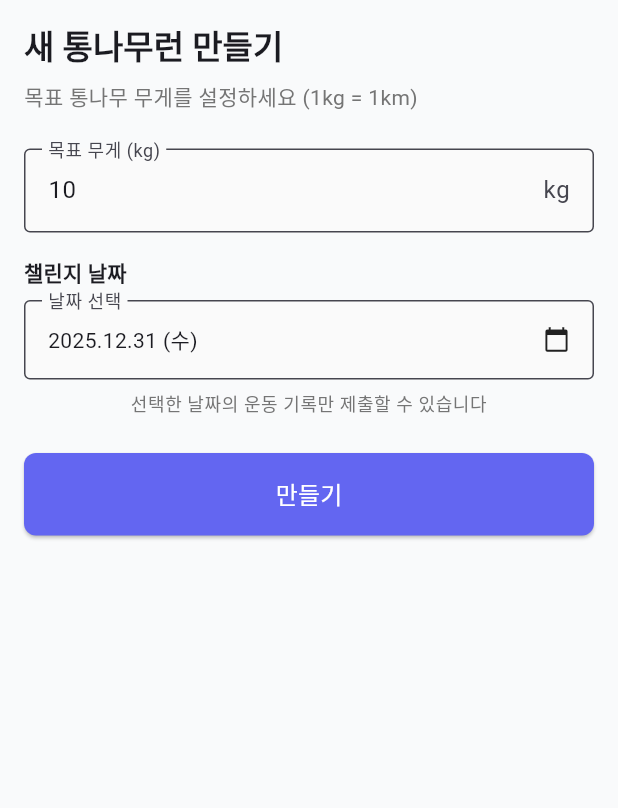
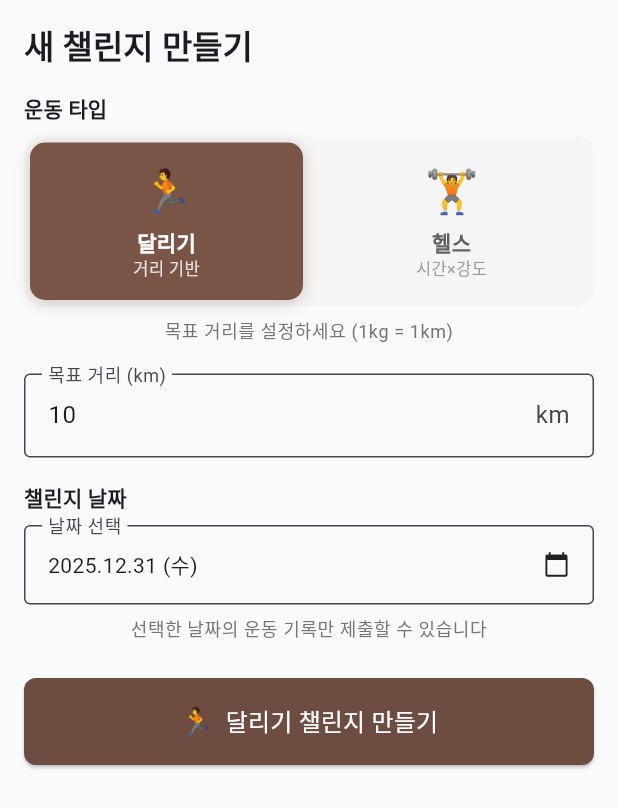
Before and after one commit to lppresident/co-workfit, a Flutter app: the CreateChallengeBottomSheet widget shown alone on an empty page, opened directly with empty values, on a phone screen of 412 x 824 dp. Shown: the top 808 px of the screen. Run offline on Flutter 3.47's test engine with Material 3 defaults, Android fonts, the phone set to English and light mode, and no system bars; our stand-ins replace app_links, bloc, cloud_firestore, dartz, equatable, firebase_auth and 8 more; missing offline and left inert: health; accounts and stored records are empty; network calls fail.

Commit message:
feat: 챌린지 생성 시 운동 타입(달리기/헬스) 선택 기능 추가 (#70)
챌린지 생성 UI:
- 운동 타입 선택기 추가 (달리기/헬스)
- 타입별 목표 입력 라벨 변경 (km/점)
- 타입별 버튼 색상 구분 (갈색/청회색)

데이터 모델:
- ChallengeType enum 생성 (WorkoutType 충돌 방지)
- LogRunChallengeEntity에 challengeType 필드 추가
- Firestore 호환성 유지 (workoutType 필드도 읽기 가능)

전체 스택:
- Entity → Model → Repository → UseCase → Bloc 업데이트
- 타입별 디스플레이 헬퍼 메서드 추가

```diff
--- a/lib/features/log_run/data/datasources/firestore_log_run_datasource.dart
+++ b/lib/features/log_run/data/datasources/firestore_log_run_datasource.dart
@@ -2,6 +2,7 @@ import 'package:cloud_firestore/cloud_firestore.dart';
 import 'package:co_workfit/features/log_run/data/models/log_run_challenge_model.dart';
 import 'package:co_workfit/features/log_run/data/models/log_run_contribution_model.dart';
 import 'package:co_workfit/features/log_run/domain/entities/log_run_challenge_entity.dart';
+import 'package:co_workfit/features/log_run/domain/entities/workout_type.dart';
 import 'package:co_workfit/features/log_run/domain/utils/invite_code_generator.dart';
 import 'package:co_workfit/features/workout/domain/entities/workout_entity.dart';
 import 'package:co_workfit/core/utils/logger.dart';
@@ -20,6 +21,7 @@ class FirestoreLogRunDataSource {
     required double targetWeight,
     required DateTime challengeDate,
     int? maxParticipants,
+    ChallengeType challengeType = ChallengeType.running,
   }) async {
     final now = DateTime.now();
     final challengeRef = firestore.collection(_challengesCollection).doc();
@@ -53,6 +55,7 @@ class FirestoreLogRunDataSource {
     await challengeRef.set({
       'createdBy': userId,
       'creatorNickname': userNickname,
+      'challengeType': challengeType.toFirestore(),
       'targetWeight': targetWeight,
       'targetDistance': targetWeight,
       'currentDistance': 0.0,
--- a/lib/features/log_run/data/repositories/log_run_repository_impl.dart
+++ b/lib/features/log_run/data/repositories/log_run_repository_impl.dart
@@ -3,6 +3,7 @@ import 'package:co_workfit/core/error/failures.dart';
 import 'package:co_workfit/core/utils/logger.dart';
 import 'package:co_workfit/features/log_run/domain/entities/log_run_challenge_entity.dart';
 import 'package:co_workfit/features/log_run/domain/entities/log_run_contribution_entity.dart';
+import 'package:co_workfit/features/log_run/domain/entities/workout_type.dart';
 import 'package:co_workfit/features/log_run/domain/repositories/log_run_repository.dart';
 import 'package:co_workfit/features/log_run/data/datasources/firestore_log_run_datasource.dart';
 
@@ -17,6 +18,7 @@ class LogRunRepositoryImpl implements LogRunRepository {
     required double targetWeight,
     required DateTime challengeDate,
     int? maxParticipants,
+    ChallengeType challengeType = ChallengeType.running,
   }) async {
     try {
       final challenge = await dataSource.createChallenge(
@@ -25,6 +27,7 @@ class LogRunRepositoryImpl implements LogRunRepository {
         targetWeight: targetWeight,
         challengeDate: challengeDate,
         maxParticipants: maxParticipants,
+        challengeType: challengeType,
       );
       return Right(challenge);
     } catch (e) {
--- a/lib/features/log_run/domain/entities/log_run_challenge_entity.dart
+++ b/lib/features/log_run/domain/entities/log_run_challenge_entity.dart
@@ -11,8 +11,8 @@ class LogRunChallengeEntity extends Equatable {
   /// 생성자 ID (userId)
   final String createdBy;
 
-  /// 운동 타입 (달리기 or 헬스)
-  final WorkoutType workoutType;
+  /// 챌린지 운동 타입 (달리기 or 헬스)
+  final ChallengeType challengeType;
 
   /// 목표 통나무 무게 (kg) / 헬스 목표 점수
   final double targetWeight;
@@ -62,7 +62,7 @@ class LogRunChallengeEntity extends Equatable {
   const LogRunChallengeEntity({
     required this.id,
     required this.createdBy,
-    this.workoutType = WorkoutType.running,
+    this.challengeType = ChallengeType.running,
     required this.targetWeight,
     required this.targetDistance,
     required this.currentDistance,
@@ -127,22 +127,22 @@ class LogRunChallengeEntity extends Equatable {
   }
 
   /// 달리기 챌린지인지 확인
-  bool get isRunning => workoutType == WorkoutType.running;
+  bool get isRunning => challengeType == ChallengeType.running;
 
   /// 헬스 챌린지인지 확인
-  bool get isStrengthTraining => workoutType == WorkoutType.strengthTraining;
+  bool get isStrengthTraining => challengeType == ChallengeType.strengthTraining;
 
   /// 목표 단위 표시 (km or 점)
-  String get targetUnitDisplay => '${targetWeight.toStringAsFixed(0)}${workoutType.unitName}';
+  String get targetUnitDisplay => '${targetWeight.toStringAsFixed(0)}${challengeType.unitName}';
 
   /// 현재 진행 단위 표시
-  String get currentUnitDisplay => '${currentDistance.toStringAsFixed(1)}${workoutType.unitName}';
+  String get currentUnitDisplay => '${currentDistance.toStringAsFixed(1)}${challengeType.unitName}';
 
   @override
   List<Object?> get props => [
         id,
         createdBy,
-        workoutType,
+        challengeType,
         targetWeight,
         targetDistance,
         currentDistance,
--- a/lib/features/log_run/domain/repositories/log_run_repository.dart
+++ b/lib/features/log_run/domain/repositories/log_run_repository.dart
@@ -2,6 +2,7 @@ import 'package:dartz/dartz.dart';
 import 'package:co_workfit/core/error/failures.dart';
 import 'package:co_workfit/features/log_run/domain/entities/log_run_challenge_entity.dart';
 import 'package:co_workfit/features/log_run/domain/entities/log_run_contribution_entity.dart';
+import 'package:co_workfit/features/log_run/domain/entities/workout_type.dart';
 
 /// 통나무런 Repository 인터페이스
 abstract class LogRunRepository {
@@ -12,6 +13,7 @@ abstract class LogRunRepository {
     required double targetWeight,
     required DateTime challengeDate,
     int? maxParticipants,
+    ChallengeType challengeType = ChallengeType.running,
   });
 
   /// 챌린지 참가
--- a/lib/features/log_run/domain/usecases/create_log_run_challenge.dart
+++ b/lib/features/log_run/domain/usecases/create_log_run_challenge.dart
@@ -2,6 +2,7 @@ import 'package:dartz/dartz.dart';
 import 'package:co_workfit/core/error/failures.dart';
 import 'package:co_workfit/core/usecases/usecase.dart';
 import 'package:co_workfit/features/log_run/domain/entities/log_run_challenge_entity.dart';
+import 'package:co_workfit/features/log_run/domain/entities/workout_type.dart';
 import 'package:co_workfit/features/log_run/domain/repositories/log_run_repository.dart';
 
 /// 통나무런 챌린지 생성 UseCase
@@ -18,6 +19,7 @@ class CreateLogRunChallenge implements UseCase<LogRunChallengeEntity, CreateChal
       targetWeight: params.targetWeight,
       challengeDate: params.challengeDate,
       maxParticipants: params.maxParticipants,
+      challengeType: params.challengeType,
     );
   }
 }
@@ -28,6 +30,7 @@ class CreateChallengeParams {
   final double targetWeight;
   final DateTime challengeDate;
   final int? maxParticipants;
+  final ChallengeType challengeType;
 
   CreateChallengeParams({
     required this.userId,
@@ -35,5 +38,6 @@ class CreateChallengeParams {
     required this.targetWeight,
     required this.challengeDate,
     this.maxParticipants,
+    this.challengeType = ChallengeType.running,
   });
 }
--- a/lib/features/log_run/presentation/bloc/log_run_bloc.dart
+++ b/lib/features/log_run/presentation/bloc/log_run_bloc.dart
@@ -6,6 +6,7 @@ import 'package:co_workfit/features/log_run/presentation/bloc/log_run_event.dart
 import 'package:co_workfit/features/log_run/presentation/bloc/log_run_state.dart';
 import 'package:co_workfit/features/log_run/domain/entities/log_run_challenge_entity.dart';
 import 'package:co_workfit/features/log_run/domain/entities/log_run_contribution_entity.dart';
+import 'package:co_workfit/features/log_run/domain/entities/workout_type.dart';
 import 'package:co_workfit/features/log_run/domain/usecases/create_log_run_challenge.dart';
 import 'package:co_workfit/features/log_run/domain/usecases/join_log_run_challenge.dart';
 import 'package:co_workfit/features/log_run/domain/usecases/join_challenge_by_invite_code.dart';
@@ -105,13 +106,14 @@ class LogRunBloc extends Bloc<LogRunEvent, LogRunState> {
         targetWeight: event.targetWeight,
         challengeDate: event.challengeDate,
         maxParticipants: event.maxParticipants,
+        challengeType: event.challengeType,
       ),
     );
 
     result.fold(
       (failure) => emit(LogRunError(failure.toString())),
       (challenge) {
-        AppLogger.info('LogRunBloc', 'Challenge created: ${challenge.id}');
+        AppLogger.info('LogRunBloc', 'Challenge created: ${challenge.id}, type: ${event.challengeType.displayName}');
         emit(ChallengeCreated(challenge));
       },
     );
--- a/lib/features/log_run/presentation/bloc/log_run_event.dart
+++ b/lib/features/log_run/presentation/bloc/log_run_event.dart
@@ -1,3 +1,4 @@
+import 'package:co_workfit/features/log_run/domain/entities/workout_type.dart';
 import 'package:equatable/equatable.dart';
 
 /// 통나무런 BLoC 이벤트
@@ -25,6 +26,7 @@ class CreateChallenge extends LogRunEvent {
   final double targetWeight;
   final DateTime challengeDate;
   final int? maxParticipants;
+  final ChallengeType challengeType;
 
   const CreateChallenge({
     required this.userId,
@@ -32,6 +34,7 @@ class CreateChallenge extends LogRunEvent {
     required this.targetWeight,
     required this.challengeDate,
     this.maxParticipants,
+    this.challengeType = ChallengeType.running,
   });
 
   @override
@@ -41,6 +44,7 @@ class CreateChallenge extends LogRunEvent {
         targetWeight,
         challengeDate,
         maxParticipants,
+        challengeType,
       ];
 }
 
--- a/lib/features/log_run/presentation/pages/log_run_page.dart
+++ b/lib/features/log_run/presentation/pages/log_run_page.dart
@@ -76,7 +76,7 @@ class _LogRunPageState extends BasePageState<LogRunPage> {
         borderRadius: BorderRadius.vertical(top: Radius.circular(20)),
       ),
       builder: (bottomSheetContext) => CreateChallengeBottomSheet(
-        onCreate: (targetWeight, challengeDate, maxParticipants) {
+        onCreate: (targetWeight, challengeDate, maxParticipants, challengeType) {
           final authState = authBloc.state;
           if (authState is Authenticated) {
             logRunBloc.add(
@@ -86,6 +86,7 @@ class _LogRunPageState extends BasePageState<LogRunPage> {
                 targetWeight: targetWeight,
                 challengeDate: challengeDate,
                 maxParticipants: maxParticipants,
+                challengeType: challengeType,
               ),
             );
           }
--- a/lib/features/log_run/presentation/widgets/create_challenge_bottom_sheet.dart
+++ b/lib/features/log_run/presentation/widgets/create_challenge_bottom_sheet.dart
@@ -1,8 +1,9 @@
+import 'package:co_workfit/features/log_run/domain/entities/workout_type.dart';
 import 'package:flutter/material.dart';
 import 'package:intl/intl.dart';
 
 class CreateChallengeBottomSheet extends StatefulWidget {
-  final Function(double targetWeight, DateTime challengeDate, int? maxParticipants) onCreate;
+  final Function(double targetWeight, DateTime challengeDate, int? maxParticipants, ChallengeType challengeType) onCreate;
 
   const CreateChallengeBottomSheet({super.key, required this.onCreate});
 
@@ -14,6 +15,7 @@ class _CreateChallengeBottomSheetState extends State<CreateChallengeBottomSheet>
   final _formKey = GlobalKey<FormState>();
   double _targetWeight = 10.0;
   late DateTime _challengeDate;
+  ChallengeType _challengeType = ChallengeType.running;
   final DateFormat _dateFormat = DateFormat('yyyy.MM.dd (E)', 'ko');
 
   @override
@@ -37,6 +39,24 @@ class _CreateChallengeBottomSheetState extends State<CreateChallengeBottomSheet>
     }
   }
 
+  String get _targetLabel {
+    return _challengeType == ChallengeType.running ? '목표 거리 (km)' : '목표 점수';
+  }
+
+  String get _targetSuffix {
+    return _challengeType == ChallengeType.running ? 'km' : '점';
+  }
+
+  String get _description {
+    return _challengeType == ChallengeType.running
+        ? '목표 거리를 설정하세요 (1kg = 1km)'
+        : '목표 점수를 설정하세요 (시간 × 강도)';
+  }
+
+  double get _maxTarget {
+    return _challengeType == ChallengeType.running ? 100.0 : 1000.0;
+  }
+
   @override
   Widget build(BuildContext context) {
     return Padding(
@@ -53,21 +73,44 @@ class _CreateChallengeBottomSheetState extends State<CreateChallengeBottomSheet>
             mainAxisSize: MainAxisSize.min,
             crossAxisAlignment: CrossAxisAlignment.stretch,
             children: [
-              Text('새 통나무런 만들기', style: Theme.of(context).textTheme.titleLarge?.copyWith(fontWeight: FontWeight.bold)),
+              Text(
+                '새 챌린지 만들기',
+                style: Theme.of(context).textTheme.titleLarge?.copyWith(fontWeight: FontWeight.bold),
+              ),
+              const SizedBox(height: 16),
+
+              // 운동 타입 선택
+              Text(
+                '운동 타입',
+                style: Theme.of(context).textTheme.titleSmall?.copyWith(fontWeight: FontWeight.bold),
+              ),
               const SizedBox(height: 8),
-              Text('목표 통나무 무게를 설정하세요 (1kg = 1km)', style: Theme.of(context).textTheme.bodyMedium?.copyWith(color: Colors.grey[600])),
-              const SizedBox(height: 24),
+              _buildChallengeTypeSelector(),
+              const SizedBox(height: 8),
+              Text(
+                _description,
+                style: Theme.of(context).textTheme.bodySmall?.copyWith(color: Colors.grey[600]),
+                textAlign: TextAlign.center,
+              ),
+              const SizedBox(height: 20),
 
-              // 목표 무게 입력
+              // 목표 입력
               TextFormField(
-                decoration: const InputDecoration(labelText: '목표 무게 (kg)', border: OutlineInputBorder(), suffixText: 'kg'),
+                key: ValueKey(_challengeType), // 운동 타입 변경시 리빌드
+                decoration: InputDecoration(
+                  labelText: _targetLabel,
+                  border: const OutlineInputBorder(),
+                  suffixText: _targetSuffix,
+                ),
                 keyboardType: TextInputType.number,
-                initialValue: '10',
+                initialValue: _challengeType == ChallengeType.running ? '10' : '100',
                 validator: (value) {
-                  if (value == null || value.isEmpty) return '목표 무게를 입력하세요';
-                  final weight = double.tryParse(value);
-                  if (weight == null || weight <= 0) return '올바른 숫자를 입력하세요';
-                  if (weight > 100) return '목표 무게는 100kg 이하로 설정하세요';
+                  if (value == null || value.isEmpty) return '목표를 입력하세요';
+                  final target = double.tryParse(value);
+                  if (target == null || target <= 0) return '올바른 숫자를 입력하세요';
+                  if (target > _maxTarget) {
+                    return '목표는 ${_maxTarget.toStringAsFixed(0)} 이하로 설정하세요';
+                  }
                   return null;
                 },
                 onSaved: (value) => _targetWeight = double.parse(value!),
@@ -75,7 +118,10 @@ class _CreateChallengeBottomSheetState extends State<CreateChallengeBottomSheet>
               const SizedBox(height: 16),
 
               // 날짜 설정
-              Text('챌린지 날짜', style: Theme.of(context).textTheme.titleSmall?.copyWith(fontWeight: FontWeight.bold)),
+              Text(
+                '챌린지 날짜',
+                style: Theme.of(context).textTheme.titleSmall?.copyWith(fontWeight: FontWeight.bold),
+              ),
               const SizedBox(height: 8),
               InkWell(
                 onTap: _selectDate,
@@ -106,12 +152,30 @@ class _CreateChallengeBottomSheetState extends State<CreateChallengeBottomSheet>
                 onPressed: () {
                   if (_formKey.currentState!.validate()) {
                     _formKey.currentState!.save();
-                    widget.onCreate(_targetWeight, _challengeDate, null);
+                    widget.onCreate(_targetWeight, _challengeDate, null, _challengeType);
                     Navigator.pop(context);
                   }
                 },
-                style: ElevatedButton.styleFrom(padding: const EdgeInsets.all(16)),
-                child: const Text('만들기', style: TextStyle(fontSize: 16)),
+                style: ElevatedButton.styleFrom(
+                  padding: const EdgeInsets.all(16),
+                  backgroundColor: _challengeType == ChallengeType.running
+                      ? Colors.brown[600]
+                      : Colors.blueGrey[700],
+                ),
+                child: Row(
+                  mainAxisAlignment: MainAxisAlignment.center,
+                  children: [
+                    Text(
+                      _challengeType.emoji,
+                      style: const TextStyle(fontSize: 18),
+                    ),
+                    const SizedBox(width: 8),
+                    Text(
+                      '${_challengeType.displayName} 챌린지 만들기',
+                      style: const TextStyle(fontSize: 16, color: Colors.white),
+                    ),
+                  ],
+                ),
               ),
               const SizedBox(height: 16),
             ],
@@ -120,4 +184,92 @@ class _CreateChallengeBottomSheetState extends State<CreateChallengeBottomSheet>
       ),
     );
   }
+
+  Widget _buildChallengeTypeSelector() {
+    return Container(
+      decoration: BoxDecoration(
+        color: Colors.grey[100],
+        borderRadius: BorderRadius.circular(12),
+      ),
+      child: Row(
+        children: [
+          Expanded(
+            child: _buildTypeOption(
+              challengeType: ChallengeType.running,
+              emoji: '🏃',
+              label: '달리기',
+              subLabel: '거리 기반',
+              color: Colors.brown,
+            ),
+          ),
+          Expanded(
+            child: _buildTypeOption(
+              challengeType: ChallengeType.strengthTraining,
+              emoji: '🏋️',
+              label: '헬스',
+              subLabel: '시간×강도',
+              color: Colors.blueGrey,
+            ),
+          ),
+        ],
+      ),
+    );
+  }
+
+  Widget _buildTypeOption({
+    required ChallengeType challengeType,
+    required String emoji,
+    required String label,
+    required String subLabel,
+    required Color color,
+  }) {
+    final isSelected = _challengeType == challengeType;
+
+    return GestureDetector(
+      onTap: () {
+        setState(() {
+          _challengeType = challengeType;
+        });
+      },
+      child: AnimatedContainer(
+        duration: const Duration(milliseconds: 200),
+        margin: const EdgeInsets.all(4),
+        padding: const EdgeInsets.symmetric(vertical: 12, horizontal: 8),
+        decoration: BoxDecoration(
+          color: isSelected ? color : Colors.transparent,
+          borderRadius: BorderRadius.circular(10),
+          boxShadow: isSelected
+              ? [
+                  BoxShadow(
+                    color: color.withValues(alpha: 0.3),
+                    blurRadius: 8,
+                    offset: const Offset(0, 2),
+                  ),
+                ]
+              : null,
+        ),
+        child: Column(
+          children: [
+            Text(emoji, style: const TextStyle(fontSize: 28)),
+            const SizedBox(height: 4),
+            Text(
+              label,
+              style: TextStyle(
+                fontWeight: FontWeight.bold,
+                fontSize: 14,
+                color: isSelected ? Colors.white : Colors.grey[700],
+              ),
+            ),
+            Text(
+              subLabel,
+              style: TextStyle(
+                fontSize: 11,
+                color: isSelected ? Colors.white.withValues(alpha: 0.8) : Colors.grey[500],
+              ),
+            ),
+          ],
+        ),
+      ),
+    );
+  }
 }
```
Also changed, not shown: lib/features/log_run/data/models/log_run_challenge_model.dart (+6 -6 lines), lib/features/log_run/domain/entities/workout_type.dart (+18 -18 lines).
